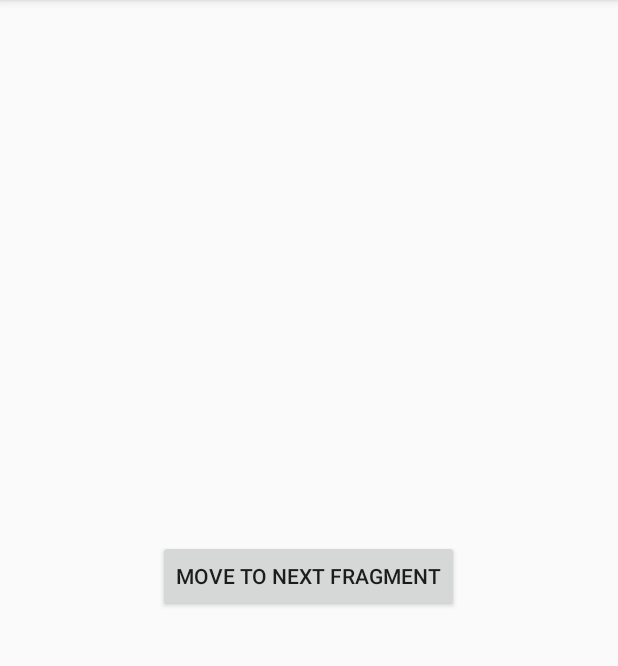
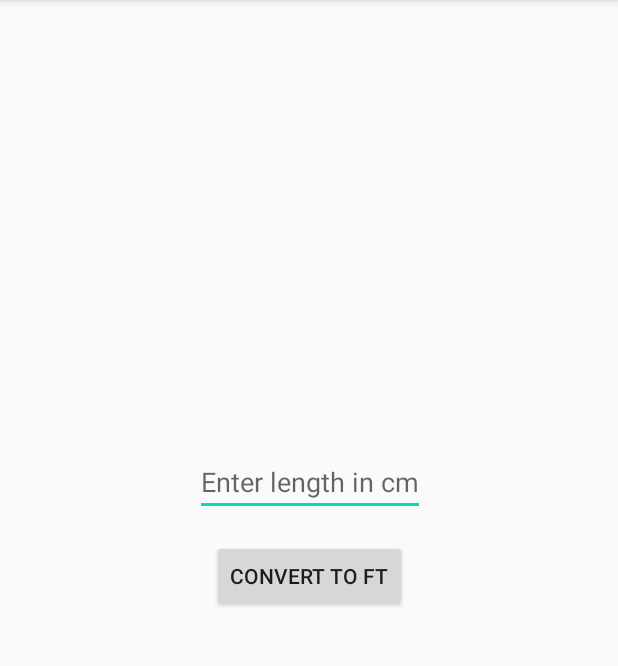
Before and after one commit to Lamouresparus/NavigationSampleApp, an Android app: the screen it shows after launch (MainActivity), on a phone screen of 412 x 824 dp, the part 84-750 px from its top. Run offline under Robolectric (Android 15) with nearby library versions, the phone set to English and light mode, and no system bars.

Commit message:
Passing data using Safe Args

```diff
--- a/app/src/main/java/com/example/navigationsampleapp/HomeFragment.java
+++ b/app/src/main/java/com/example/navigationsampleapp/HomeFragment.java
@@ -1,25 +1,24 @@
 package com.example.navigationsampleapp;
-
-import androidx.lifecycle.ViewModelProviders;
 
 import android.content.Context;
 import android.os.Bundle;
+import android.view.LayoutInflater;
+import android.view.View;
+import android.view.ViewGroup;
+import android.widget.Button;
+import android.widget.EditText;
 
 import androidx.annotation.NonNull;
 import androidx.annotation.Nullable;
 import androidx.fragment.app.Fragment;
 import androidx.navigation.Navigation;
 
-import android.view.LayoutInflater;
-import android.view.View;
-import android.view.ViewGroup;
-import android.widget.Button;
+import java.text.DecimalFormat;
 
 public class HomeFragment extends Fragment {
 
-    public static HomeFragment newInstance() {
-        return new HomeFragment();
-    }
+    DecimalFormat df = new DecimalFormat("###.###");
+
 
     @Override
     public void onAttach(@NonNull Context context) {
@@ -37,13 +36,30 @@ public class HomeFragment extends Fragment {
     public void onViewCreated(@NonNull View view, @Nullable Bundle savedInstanceState) {
         super.onViewCreated(view, savedInstanceState);
         Button button = view.findViewById(R.id.next_fragment_button);
+        final EditText lengthInCmEt = view.findViewById(R.id.length_in_cm);
         button.setOnClickListener(new View.OnClickListener() {
             @Override
             public void onClick(View view) {
-                Navigation.findNavController(view).navigate(HomeFragmentDirections.launchSecondFragment());
+                Navigation.findNavController(view).navigate(HomeFragmentDirections.launchSecondFragment().setLengthInFeet(convertToFeet(lengthInCmEt.getText().toString())));
             }
         });
 
     }
 
+    public String convertToFeet(String lengthInCm){
+        double lengthCm;
+        String result;
+
+        try {
+            lengthCm = Double.parseDouble(lengthInCm);
+            double lengthInFt = lengthCm/30.48;
+            result = df.format(lengthInFt) +" ft";
+
+        } catch (NumberFormatException e) {
+            result = null;
+        }
+
+        return result;
+    }
+
 }
--- a/app/src/main/res/layout/home_fragment.xml
+++ b/app/src/main/res/layout/home_fragment.xml
@@ -1,14 +1,29 @@
 <?xml version="1.0" encoding="utf-8"?>
-<FrameLayout xmlns:android="http://schemas.android.com/apk/res/android"
+<androidx.constraintlayout.widget.ConstraintLayout xmlns:android="http://schemas.android.com/apk/res/android"
+    xmlns:app="http://schemas.android.com/apk/res-auto"
     xmlns:tools="http://schemas.android.com/tools"
     android:layout_width="match_parent"
     android:layout_height="match_parent"
     tools:context=".HomeFragment">
 
     <Button
-        android:layout_gravity="center"
         android:id="@+id/next_fragment_button"
         android:layout_width="wrap_content"
         android:layout_height="wrap_content"
-        android:text="@string/move_to_next_fragment" />
-</FrameLayout>
+        android:text="@string/convert_to_ft"
+        app:layout_constraintBottom_toBottomOf="parent"
+        app:layout_constraintEnd_toEndOf="parent"
+        app:layout_constraintStart_toStartOf="parent"
+        app:layout_constraintTop_toTopOf="parent" />
+
+    <EditText
+        android:id="@+id/length_in_cm"
+        android:layout_width="wrap_content"
+        android:layout_height="wrap_content"
+        android:layout_marginBottom="16dp"
+        android:hint="@string/enter_length_in_cm"
+        android:inputType="numberDecimal"
+        app:layout_constraintBottom_toTopOf="@+id/next_fragment_button"
+        app:layout_constraintEnd_toEndOf="@+id/next_fragment_button"
+        app:layout_constraintStart_toStartOf="@+id/next_fragment_button" />
+</androidx.constraintlayout.widget.ConstraintLayout>
--- a/app/src/main/res/navigation/navigation_graph.xml
+++ b/app/src/main/res/navigation/navigation_graph.xml
@@ -18,5 +18,10 @@
         android:id="@+id/secondFragment"
         android:name="com.example.navigationsampleapp.SecondFragment"
         android:label="fragment_second"
-        tools:layout="@layout/fragment_second" />
+        tools:layout="@layout/fragment_second" >
+        <argument
+            android:name="Length In Feet"
+            app:argType="string"
+            android:defaultValue="Invalid Input: please input a valid length" />
+    </fragment>
 </navigation>
--- a/app/src/main/res/values/strings.xml
+++ b/app/src/main/res/values/strings.xml
@@ -3,4 +3,6 @@
     <!-- TODO: Remove or change this placeholder text -->
     <string name="hello_blank_fragment">Hello blank fragment</string>
     <string name="move_to_next_fragment">Move To Next Fragment</string>
+    <string name="enter_length_in_cm">Enter length in cm</string>
+    <string name="convert_to_ft">Convert to ft</string>
 </resources>
```
Also changed, not shown: app/build.gradle (+5 -5 lines), app/src/main/java/com/example/navigationsampleapp/SecondFragment.java (+15 -39 lines), app/src/main/res/layout/fragment_second.xml (+10 -6 lines).
